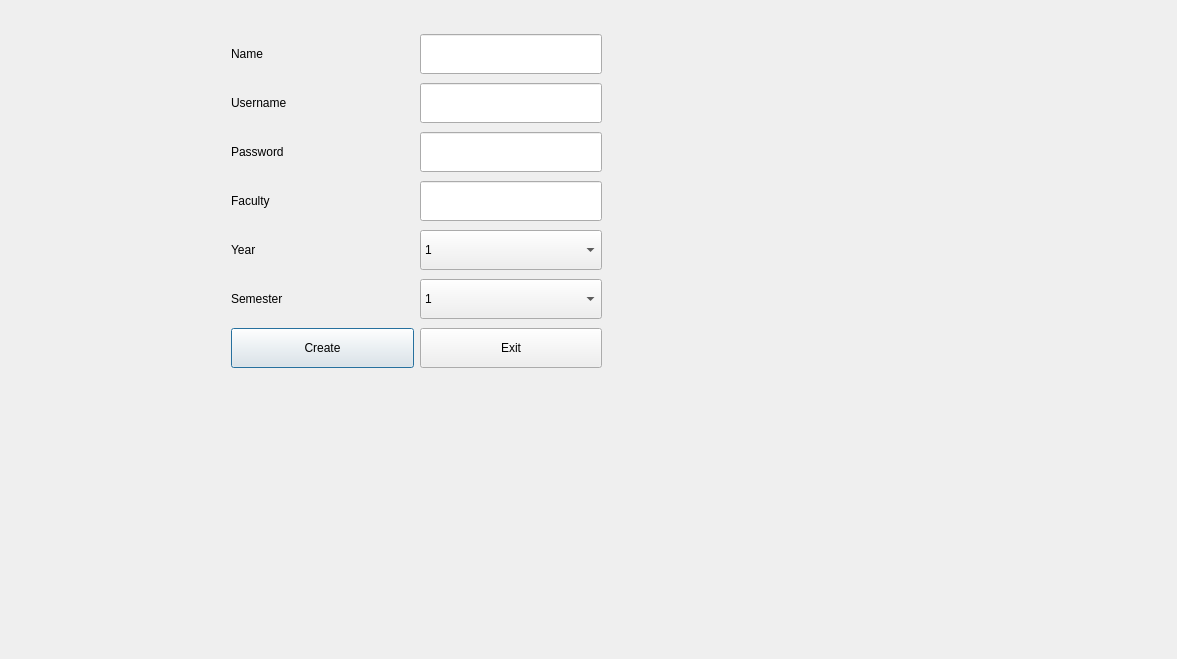
MythicSTR/bms-project, file bms/student.ui: the form before one commit.
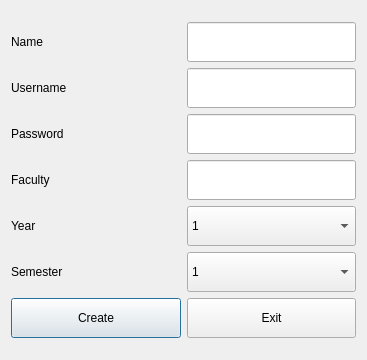
The form after the commit.

```diff
--- a/bms/student.ui
+++ b/bms/student.ui
@@ -6,22 +6,15 @@
    <rect>
     <x>0</x>
     <y>0</y>
-    <width>1177</width>
-    <height>659</height>
+    <width>367</width>
+    <height>360</height>
    </rect>
   </property>
   <property name="windowTitle">
    <string>Dialog</string>
   </property>
-  <widget class="QWidget" name="layoutWidget">
-   <property name="geometry">
-    <rect>
-     <x>231</x>
-     <y>31</y>
-     <width>371</width>
-     <height>341</height>
-    </rect>
-   </property>
+  <layout class="QGridLayout" name="gridLayout">
+   <item row="0" column="0">
    <layout class="QVBoxLayout" name="verticalLayout">
     <item>
      <layout class="QHBoxLayout" name="horizontalLayout_6">
@@ -240,7 +233,8 @@
      </layout>
     </item>
    </layout>
-  </widget>
+   </item>
+  </layout>
  </widget>
  <resources/>
  <connections/>
```
Lines whose indentation alone changed are shown as unchanged.
